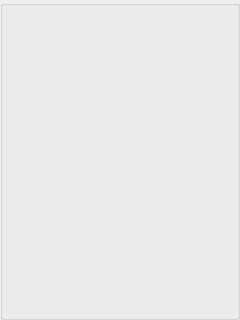
Before: the Qt Designer form src/views/VehicleList/VehicleListView.ui in DinaTolotra/QReservation, drawn with Qt 5.
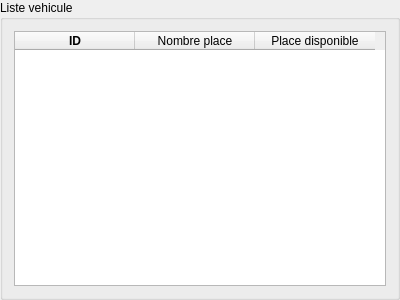
After: the same form once the commit is applied.

Commit message: Design vehicle list view

```diff
--- a/src/views/VehicleList/VehicleListView.ui
+++ b/src/views/VehicleList/VehicleListView.ui
@@ -6,13 +6,81 @@
    <rect>
     <x>0</x>
     <y>0</y>
-    <width>240</width>
-    <height>320</height>
+    <width>400</width>
+    <height>300</height>
    </rect>
   </property>
   <property name="windowTitle">
    <string>GroupBox</string>
   </property>
+  <property name="title">
+   <string>Liste vehicule</string>
+  </property>
+  <layout class="QVBoxLayout" name="verticalLayout">
+   <item>
+    <widget class="QTableWidget" name="vehicleTable">
+     <property name="horizontalScrollBarPolicy">
+      <enum>Qt::ScrollBarPolicy::ScrollBarAlwaysOff</enum>
+     </property>
+     <property name="sizeAdjustPolicy">
+      <enum>QAbstractScrollArea::SizeAdjustPolicy::AdjustToContentsOnFirstShow</enum>
+     </property>
+     <property name="editTriggers">
+      <set>QAbstractItemView::EditTrigger::NoEditTriggers</set>
+     </property>
+     <property name="showDropIndicator" stdset="0">
+      <bool>false</bool>
+     </property>
+     <property name="dragDropOverwriteMode">
+      <bool>false</bool>
+     </property>
+     <property name="selectionBehavior">
+      <enum>QAbstractItemView::SelectionBehavior::SelectRows</enum>
+     </property>
+     <attribute name="horizontalHeaderVisible">
+      <bool>true</bool>
+     </attribute>
+     <attribute name="horizontalHeaderMinimumSectionSize">
+      <number>50</number>
+     </attribute>
+     <attribute name="horizontalHeaderDefaultSectionSize">
+      <number>120</number>
+     </attribute>
+     <attribute name="horizontalHeaderHighlightSections">
+      <bool>false</bool>
+     </attribute>
+     <attribute name="horizontalHeaderShowSortIndicator" stdset="0">
+      <bool>false</bool>
+     </attribute>
+     <attribute name="verticalHeaderVisible">
+      <bool>false</bool>
+     </attribute>
+     <column>
+      <property name="text">
+       <string>ID</string>
+      </property>
+      <property name="font">
+       <font>
+        <bold>true</bold>
+       </font>
+      </property>
+     </column>
+     <column>
+      <property name="text">
+       <string>Nombre place</string>
+      </property>
+      <property name="toolTip">
+       <string>&lt;html&gt;&lt;head/&gt;&lt;body&gt;&lt;p&gt;Nombre de place au total dans le véhicule&lt;/p&gt;&lt;/body&gt;&lt;/html&gt;</string>
+      </property>
+     </column>
+     <column>
+      <property name="text">
+       <string>Place disponible</string>
+      </property>
+     </column>
+    </widget>
+   </item>
+  </layout>
  </widget>
  <resources/>
  <connections/>
```
Left out of the diff: 2 changed lines with no effect on the pictures.
